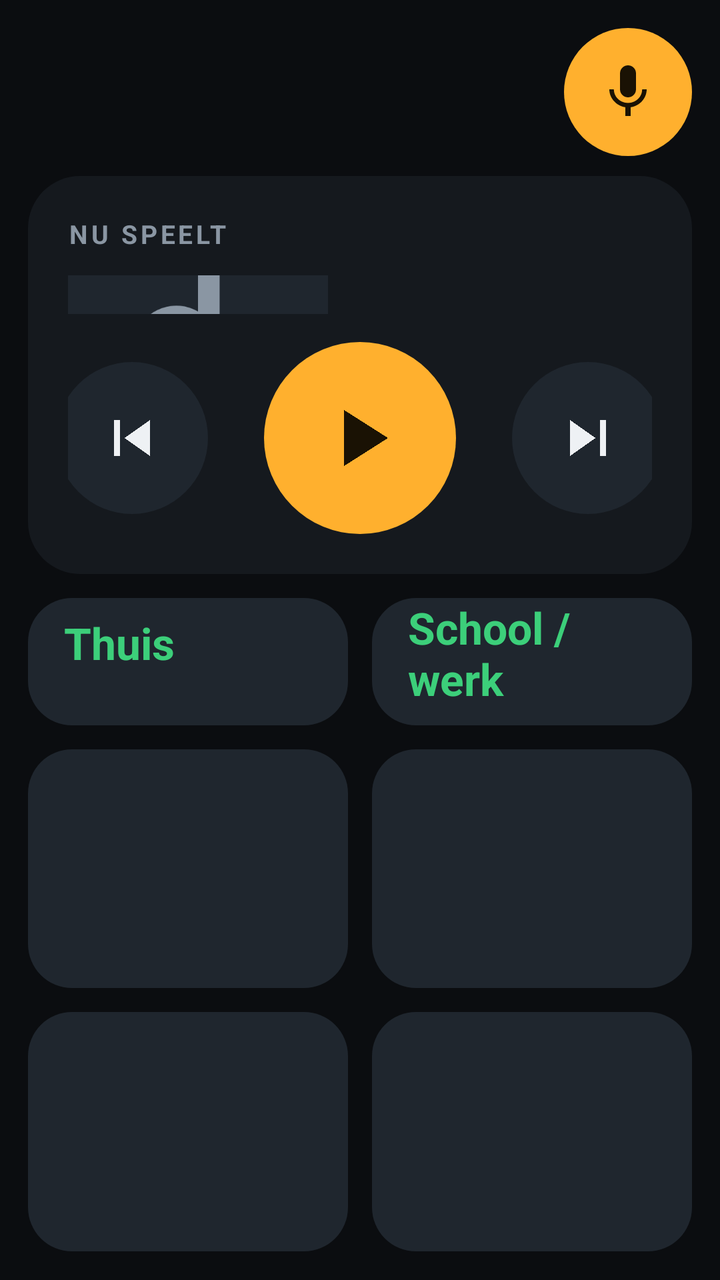
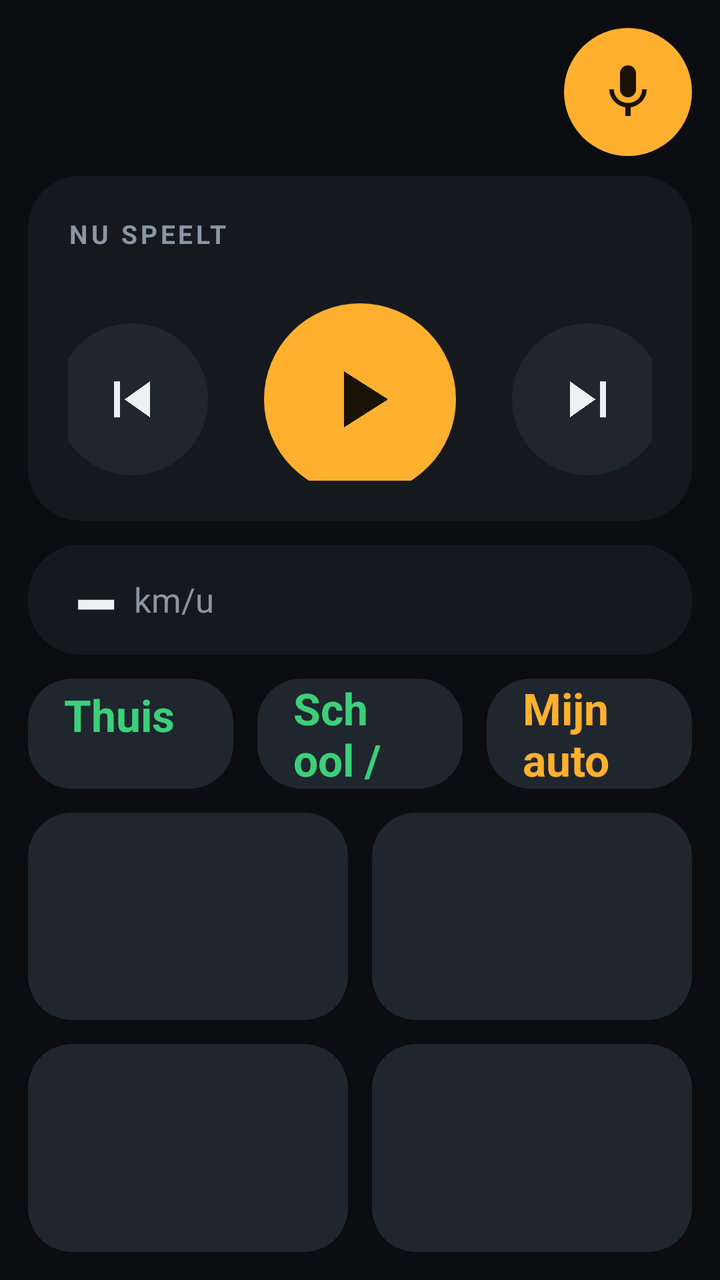

An Android layout rendered at two revisions. The XML below is the earlier revision; the diff shows what the commit changed to produce the second picture.
<!-- AndroidManifest.xml: application theme Theme.Autoscherm -->
<!-- res/layout/activity_main.xml -->
<?xml version="1.0" encoding="utf-8"?>
<LinearLayout xmlns:android="http://schemas.android.com/apk/res/android"
    android:layout_width="match_parent"
    android:layout_height="match_parent"
    android:background="@color/bg"
    android:orientation="vertical"
    android:padding="14dp">
    <LinearLayout
            android:layout_width="match_parent"
            android:layout_height="wrap_content"
            android:gravity="center_vertical"
            android:orientation="horizontal"
            android:paddingStart="8dp"
            android:paddingBottom="10dp">
            <TextView
                android:id="@+id/clock"
                android:layout_width="wrap_content"
                android:layout_height="wrap_content"
                android:fontFamily="sans-serif-condensed"
                android:textColor="@color/fg"
                android:textSize="46sp"
                android:textStyle="bold" />
            <TextView
                android:id="@+id/date"
                android:layout_width="0dp"
                android:layout_height="wrap_content"
                android:layout_marginStart="14dp"
                android:layout_marginEnd="8dp"
                android:layout_weight="1"
                android:ellipsize="end"
                android:lineSpacingExtra="2dp"
                android:maxLines="2"
                android:textColor="@color/muted"
                android:textSize="15sp" />
            <TextView
                android:id="@+id/updateBanner"
                android:layout_width="wrap_content"
                android:layout_height="48dp"
                android:layout_marginEnd="12dp"
                android:layout_marginBottom="6dp"
                android:background="@drawable/bg_chip"
                android:gravity="center"
                android:paddingStart="16dp"
                android:paddingEnd="16dp"
                android:text="Update klaar"
                android:textColor="@color/amber_ink"
                android:textSize="16sp"
                android:textStyle="bold"
                android:visibility="gone" />
            <ImageButton
                android:id="@+id/btnMic"
                android:layout_width="64dp"
                android:layout_height="64dp"
                android:minWidth="64dp"
                android:background="@drawable/bg_round_amber"
                android:contentDescription="Spraakopdracht geven"
                android:padding="16dp"
                android:scaleType="fitCenter"
                android:src="@drawable/ic_mic" />
        </LinearLayout>
    <LinearLayout
            android:id="@+id/mediaCard"
            android:layout_width="match_parent" android:layout_height="0dp" android:layout_weight="1.25" android:layout_marginTop="0dp"
            android:background="@drawable/bg_card"
            android:orientation="vertical"
            android:padding="20dp">
            <TextView
                android:layout_width="wrap_content"
                android:layout_height="wrap_content"
                android:letterSpacing="0.12"
                android:text="NU SPEELT"
                android:textColor="@color/muted"
                android:textSize="13sp"
                android:textStyle="bold" />
            <LinearLayout
                android:layout_width="match_parent"
                android:layout_height="0dp"
                android:layout_marginTop="12dp"
                android:layout_weight="1"
                android:gravity="center_vertical"
                android:orientation="horizontal">
                <ImageView
                    android:id="@+id/albumArt"
                    android:layout_width="130dp"
                    android:layout_height="130dp"
                    android:background="@drawable/bg_tile"
                    android:clipToOutline="true"
                    android:importantForAccessibility="no"
                    android:padding="0dp"
                    android:scaleType="centerCrop"
                    android:src="@drawable/ic_music" />
                <LinearLayout
                    android:layout_width="0dp"
                    android:layout_height="wrap_content"
                    android:layout_marginStart="18dp"
                    android:layout_weight="1"
                    android:orientation="vertical">
                    <TextView
                        android:id="@+id/trackTitle"
                        android:layout_width="match_parent"
                        android:layout_height="wrap_content"
                        android:ellipsize="end"
                        android:maxLines="2"
                        android:textColor="@color/fg"
                        android:textSize="24sp"
                        android:textStyle="bold" />
                    <TextView
                        android:id="@+id/trackArtist"
                        android:layout_width="match_parent"
                        android:layout_height="wrap_content"
                        android:layout_marginTop="4dp"
                        android:ellipsize="end"
                        android:maxLines="2"
                        android:textColor="@color/muted"
                        android:textSize="18sp" />
                </LinearLayout>
            </LinearLayout>
            <TextView
                android:id="@+id/mediaHint"
                android:layout_width="match_parent"
                android:layout_height="wrap_content"
                android:layout_marginTop="8dp"
                android:background="@drawable/bg_tile"
                android:padding="12dp"
                android:text="Tik hier om songtitels en hoesjes te tonen (eenmalig instellen)"
                android:textColor="@color/amber"
                android:textSize="15sp"
                android:visibility="gone" />
            <LinearLayout
                android:layout_width="match_parent"
                android:layout_height="wrap_content"
                android:layout_marginTop="14dp"
                android:gravity="center"
                android:orientation="horizontal">
                <ImageButton
                    android:id="@+id/btnPrev"
                    android:layout_width="76dp"
                    android:layout_height="76dp"
                    android:background="@drawable/bg_round_dark"
                    android:contentDescription="Vorige"
                    android:padding="20dp"
                    android:scaleType="fitCenter"
                    android:src="@drawable/ic_prev" />
                <ImageButton
                    android:id="@+id/btnPlay"
                    android:layout_width="96dp"
                    android:layout_height="96dp"
                    android:layout_marginStart="28dp"
                    android:layout_marginEnd="28dp"
                    android:background="@drawable/bg_round_amber"
                    android:contentDescription="Afspelen of pauzeren"
                    android:padding="24dp"
                    android:scaleType="fitCenter"
                    android:src="@drawable/ic_play" />
                <ImageButton
                    android:id="@+id/btnNext"
                    android:layout_width="76dp"
                    android:layout_height="76dp"
                    android:background="@drawable/bg_round_dark"
                    android:contentDescription="Volgende"
                    android:padding="20dp"
                    android:scaleType="fitCenter"
                    android:src="@drawable/ic_next" />
            </LinearLayout>
        </LinearLayout>
    <LinearLayout
            android:layout_width="match_parent" android:layout_height="0dp" android:layout_weight="0.4" android:layout_marginTop="12dp"
            android:orientation="horizontal">
            <LinearLayout
                android:id="@+id/destHome"
                android:layout_width="0dp"
                android:layout_height="match_parent"
                android:layout_weight="1"
                android:layout_marginEnd="6dp"
                android:background="@drawable/bg_tile"
                android:clickable="true"
                android:focusable="true"
                android:foreground="?android:attr/selectableItemBackground"
                android:gravity="center_vertical"
                android:orientation="vertical"
                android:paddingStart="18dp"
                android:paddingEnd="18dp">
                <TextView
                    android:layout_width="wrap_content"
                    android:layout_height="wrap_content"
                    android:text="Thuis"
                    android:textColor="@color/go"
                    android:textSize="22sp"
                    android:textStyle="bold" />
                <TextView
                    android:id="@+id/destHomeAddr"
                    android:layout_width="match_parent"
                    android:layout_height="wrap_content"
                    android:ellipsize="end"
                    android:maxLines="1"
                    android:textColor="@color/muted"
                    android:textSize="14sp" />
            </LinearLayout>
            <LinearLayout
                android:id="@+id/destWork"
                android:layout_width="0dp"
                android:layout_height="match_parent"
                android:layout_weight="1"
                android:layout_marginStart="6dp"
                android:background="@drawable/bg_tile"
                android:clickable="true"
                android:focusable="true"
                android:foreground="?android:attr/selectableItemBackground"
                android:gravity="center_vertical"
                android:orientation="vertical"
                android:paddingStart="18dp"
                android:paddingEnd="18dp">
                <TextView
                    android:layout_width="wrap_content"
                    android:layout_height="wrap_content"
                    android:text="School / werk"
                    android:textColor="@color/go"
                    android:textSize="22sp"
                    android:textStyle="bold" />
                <TextView
                    android:id="@+id/destWorkAddr"
                    android:layout_width="match_parent"
                    android:layout_height="wrap_content"
                    android:ellipsize="end"
                    android:maxLines="1"
                    android:textColor="@color/muted"
                    android:textSize="14sp" />
            </LinearLayout>
        </LinearLayout>
    <LinearLayout
            android:layout_width="match_parent" android:layout_height="0dp" android:layout_weight="0.75" android:layout_marginTop="12dp"
            android:orientation="horizontal">
            <include
                android:id="@+id/tileSpotify"
                layout="@layout/tile"
                android:layout_width="0dp"
                android:layout_height="match_parent"
                android:layout_marginEnd="6dp"
                android:layout_weight="1" />
            <include
                android:id="@+id/tileMaps"
                layout="@layout/tile"
                android:layout_width="0dp"
                android:layout_height="match_parent"
                android:layout_marginStart="6dp"
                android:layout_weight="1" />
        </LinearLayout>
    <LinearLayout
            android:layout_width="match_parent" android:layout_height="0dp" android:layout_weight="0.75" android:layout_marginTop="12dp"
            android:orientation="horizontal">
            <include
                android:id="@+id/tileFlits"
                layout="@layout/tile"
                android:layout_width="0dp"
                android:layout_height="match_parent"
                android:layout_marginEnd="6dp"
                android:layout_weight="1" />
            <include
                android:id="@+id/tileWhatsapp"
                layout="@layout/tile"
                android:layout_width="0dp"
                android:layout_height="match_parent"
                android:layout_marginStart="6dp"
                android:layout_weight="1" />
        </LinearLayout>
</LinearLayout>
<!-- res/layout/tile.xml (included above) -->
<?xml version="1.0" encoding="utf-8"?>
<LinearLayout xmlns:android="http://schemas.android.com/apk/res/android"
    android:layout_width="match_parent"
    android:layout_height="match_parent"
    android:background="@drawable/bg_tile"
    android:clickable="true"
    android:focusable="true"
    android:foreground="?android:attr/selectableItemBackground"
    android:gravity="center"
    android:orientation="vertical"
    android:padding="10dp">

    <ImageView
        android:id="@+id/tileIcon"
        android:layout_width="64dp"
        android:layout_height="64dp"
        android:importantForAccessibility="no" />

    <TextView
        android:id="@+id/tileLabel"
        android:layout_width="wrap_content"
        android:layout_height="wrap_content"
        android:layout_marginTop="10dp"
        android:textColor="@color/fg"
        android:textSize="19sp"
        android:textStyle="bold" />
</LinearLayout>
<!-- resources referenced by this layout -->
<resources>
  <color name="amber">#FFB02E</color>
  <color name="amber_ink">#1A1204</color>
  <color name="bg">#0B0D10</color>
  <color name="fg">#EEF1F4</color>
  <color name="go">#3CCF7A</color>
  <color name="muted">#8A96A3</color>
  <!-- drawable bg_card (drawable) -->
  <?xml version="1.0" encoding="utf-8"?>
  <shape xmlns:android="http://schemas.android.com/apk/res/android" android:shape="rectangle">
      <solid android:color="@color/panel" />
      <corners android:radius="26dp" />
  </shape>
  <!-- drawable bg_chip (drawable) -->
  <?xml version="1.0" encoding="utf-8"?>
  <shape xmlns:android="http://schemas.android.com/apk/res/android" android:shape="rectangle">
      <solid android:color="@color/go" />
      <corners android:radius="24dp" />
  </shape>
  <!-- drawable bg_round_amber (drawable) -->
  <?xml version="1.0" encoding="utf-8"?>
  <shape xmlns:android="http://schemas.android.com/apk/res/android" android:shape="oval">
      <solid android:color="@color/amber" />
      
  </shape>
  <!-- drawable bg_round_dark (drawable) -->
  <?xml version="1.0" encoding="utf-8"?>
  <shape xmlns:android="http://schemas.android.com/apk/res/android" android:shape="oval">
      <solid android:color="@color/panel2" />
      
  </shape>
  <!-- drawable bg_tile (drawable) -->
  <?xml version="1.0" encoding="utf-8"?>
  <shape xmlns:android="http://schemas.android.com/apk/res/android" android:shape="rectangle">
      <solid android:color="@color/panel2" />
      <corners android:radius="22dp" />
  </shape>
  <!-- drawable ic_mic (drawable) -->
  <vector xmlns:android="http://schemas.android.com/apk/res/android"
      android:width="24dp" android:height="24dp" android:viewportWidth="24" android:viewportHeight="24">
      <path android:fillColor="#1A1204" android:pathData="M12,14c1.66,0 3,-1.34 3,-3V5c0,-1.66 -1.34,-3 -3,-3S9,3.34 9,5v6c0,1.66 1.34,3 3,3zM17.3,11c0,3 -2.54,5.1 -5.3,5.1S6.7,14 6.7,11H5c0,3.41 2.72,6.23 6,6.72V21h2v-3.28c3.28,-0.48 6,-3.3 6,-6.72h-1.7z" />
  </vector>
  <!-- drawable ic_music (drawable) -->
  <vector xmlns:android="http://schemas.android.com/apk/res/android"
      android:width="24dp" android:height="24dp" android:viewportWidth="24" android:viewportHeight="24">
      <path android:fillColor="#8A96A3" android:pathData="M12,3v10.55A4,4 0,1 0,14 17V7h4V3h-6z" />
  </vector>
  <!-- drawable ic_next (drawable) -->
  <vector xmlns:android="http://schemas.android.com/apk/res/android"
      android:width="24dp" android:height="24dp" android:viewportWidth="24" android:viewportHeight="24">
      <path android:fillColor="#EEF1F4" android:pathData="M6,18l8.5,-6L6,6v12zM16,6v12h2V6h-2z" />
  </vector>
  <!-- drawable ic_play (drawable) -->
  <vector xmlns:android="http://schemas.android.com/apk/res/android"
      android:width="24dp" android:height="24dp" android:viewportWidth="24" android:viewportHeight="24">
      <path android:fillColor="#1A1204" android:pathData="M8,5v14l11,-7z" />
  </vector>
  <!-- drawable ic_prev (drawable) -->
  <vector xmlns:android="http://schemas.android.com/apk/res/android"
      android:width="24dp" android:height="24dp" android:viewportWidth="24" android:viewportHeight="24">
      <path android:fillColor="#EEF1F4" android:pathData="M6,6h2v12H6zM9.5,12l8.5,6V6z" />
  </vector>
  <color name="panel">#15191E</color>
  <color name="panel2">#1F262E</color>
  <!-- unchanged entries left out for length: 1 -->
</resources>

<!-- the commit's change to res/layout/activity_main.xml (unified diff, before → after) -->
@@ -164,6 +164,47 @@
             </LinearLayout>
         </LinearLayout>
     <LinearLayout
+            android:id="@+id/speedCard"
+            android:layout_width="match_parent" android:layout_height="0dp" android:layout_weight="0.4" android:layout_marginTop="12dp"
+            android:background="@drawable/bg_card"
+            android:gravity="center_vertical"
+            android:orientation="horizontal"
+            android:paddingStart="22dp"
+            android:paddingEnd="14dp">
+            <TextView
+                android:id="@+id/speedValue"
+                android:layout_width="wrap_content"
+                android:layout_height="wrap_content"
+                android:fontFamily="sans-serif-condensed"
+                android:fontFeatureSettings="tnum"
+                android:text="–"
+                android:textColor="@color/fg"
+                android:textSize="42sp"
+                android:textStyle="bold" />
+            <TextView
+                android:layout_width="wrap_content"
+                android:layout_height="wrap_content"
+                android:layout_marginStart="8dp"
+                android:text="km/u"
+                android:textColor="@color/muted"
+                android:textSize="17sp" />
+            <View
+                android:layout_width="0dp"
+                android:layout_height="1dp"
+                android:layout_weight="1" />
+            <TextView
+                android:id="@+id/speedLimit"
+                android:layout_width="58dp"
+                android:layout_height="58dp"
+                android:background="@drawable/bg_limit"
+                android:fontFamily="sans-serif-condensed"
+                android:gravity="center"
+                android:textColor="#111111"
+                android:textSize="24sp"
+                android:textStyle="bold"
+                android:visibility="invisible" />
+        </LinearLayout>
+        <LinearLayout
             android:layout_width="match_parent" android:layout_height="0dp" android:layout_weight="0.4" android:layout_marginTop="12dp"
             android:orientation="horizontal">
             <LinearLayout
@@ -223,6 +264,37 @@
                     android:layout_height="wrap_content"
                     android:ellipsize="end"
                     android:maxLines="1"
+                    android:textColor="@color/muted"
+                    android:textSize="14sp" />
+            </LinearLayout>
+            <LinearLayout
+                android:id="@+id/destCar"
+                android:layout_width="0dp"
+                android:layout_height="match_parent"
+                android:layout_weight="1"
+                android:layout_marginStart="12dp"
+                android:background="@drawable/bg_tile"
+                android:clickable="true"
+                android:focusable="true"
+                android:foreground="?android:attr/selectableItemBackground"
+                android:gravity="center_vertical"
+                android:orientation="vertical"
+                android:paddingStart="18dp"
+                android:paddingEnd="18dp">
+                <TextView
+                    android:layout_width="wrap_content"
+                    android:layout_height="wrap_content"
+                    android:text="Mijn auto"
+                    android:textColor="@color/amber"
+                    android:textSize="22sp"
+                    android:textStyle="bold" />
+                <TextView
+                    android:id="@+id/destCarInfo"
+                    android:layout_width="match_parent"
+                    android:layout_height="wrap_content"
+                    android:ellipsize="end"
+                    android:maxLines="1"
+                    android:text="Nog niet geparkeerd"
                     android:textColor="@color/muted"
                     android:textSize="14sp" />
             </LinearLayout>
<!-- resource entries referenced after the edit -->
@@ -17,6 +17,12 @@
   <shape xmlns:android="http://schemas.android.com/apk/res/android" android:shape="rectangle">
       <solid android:color="@color/go" />
       <corners android:radius="24dp" />
+  </shape>
+  <!-- drawable bg_limit (drawable) -->
+  <?xml version="1.0" encoding="utf-8"?>
+  <shape xmlns:android="http://schemas.android.com/apk/res/android" android:shape="oval">
+      <solid android:color="#FFFFFF" />
+      <stroke android:width="6dp" android:color="#E3241B" />
   </shape>
   <!-- drawable bg_round_amber (drawable) -->
   <?xml version="1.0" encoding="utf-8"?>
